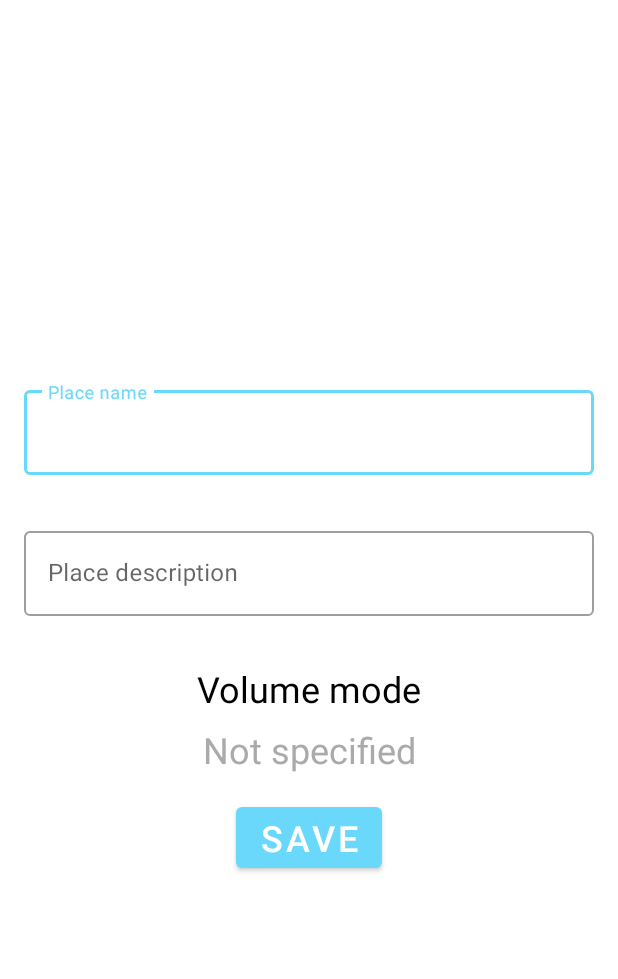
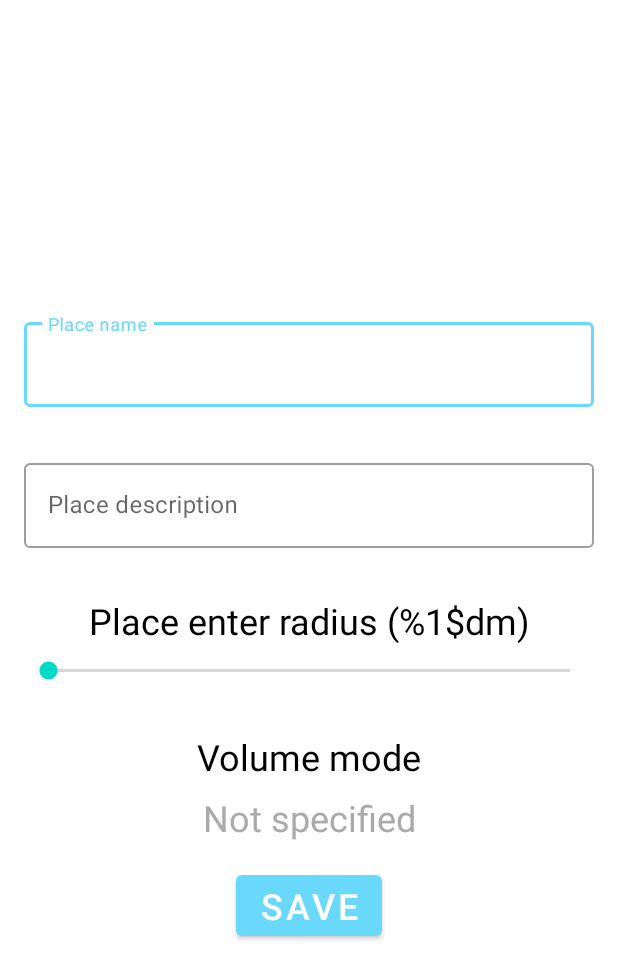
Before and after one commit to EgorSigolaev/MuteMe, an Android app: the layout fragment_place_settings.xml on its own in the app's theme, with its tools: preview values and no code run, on a phone screen of 412 x 824 dp. Shown: the top 979 px of the screen. Run offline under Robolectric (Android 15) with nearby library versions, the phone set to English and light mode, and no system bars.

Commit message:
Add place screens finished :)

```diff
--- a/app/src/main/java/com/egorsigolaev/muteme/presentation/screens/placesettings/models/PlaceSettingsViewEvent.kt
+++ b/app/src/main/java/com/egorsigolaev/muteme/presentation/screens/placesettings/models/PlaceSettingsViewEvent.kt
@@ -1,7 +1,9 @@
 package com.egorsigolaev.muteme.presentation.screens.placesettings.models
 
+import com.egorsigolaev.muteme.data.models.Place
 import com.egorsigolaev.muteme.domain.models.VolumeMode
 
 sealed class PlaceSettingsViewEvent {
     data class SelectVolumeMode(val volumeMode: VolumeMode): PlaceSettingsViewEvent()
+    data class SavePlace(val place: Place): PlaceSettingsViewEvent()
 }
--- a/app/src/main/java/com/egorsigolaev/muteme/presentation/screens/placesettings/models/PlaceSettingsViewState.kt
+++ b/app/src/main/java/com/egorsigolaev/muteme/presentation/screens/placesettings/models/PlaceSettingsViewState.kt
@@ -11,4 +11,6 @@ data class PlaceSettingsViewState(
 sealed class PlaceSettingsLoadingState {
     object VolumeModeSelected: PlaceSettingsLoadingState()
     object VolumeModeNotSelected: PlaceSettingsLoadingState()
+    object PlaceSavingStarted: PlaceSettingsLoadingState()
+    object PlaceSavingFinished: PlaceSettingsLoadingState()
 }
--- a/app/src/main/res/layout/fragment_place_settings.xml
+++ b/app/src/main/res/layout/fragment_place_settings.xml
@@ -38,10 +38,31 @@
     </com.google.android.material.textfield.TextInputLayout>
 
     <TextView
+        android:id="@+id/textViewPlaceEnterRadius"
         android:gravity="center"
         android:layout_width="match_parent"
         android:layout_height="wrap_content"
         android:layout_marginTop="16dp"
+        android:layout_marginStart="16dp"
+        android:layout_marginEnd="16dp"
+        android:textColor="@android:color/black"
+        android:text="@string/place_enter_radius"
+        android:textSize="24sp"/>
+
+    <SeekBar
+        android:max="950"
+        android:layout_marginTop="8dp"
+        android:id="@+id/sliderEnterRadius"
+        android:layout_marginStart="16dp"
+        android:layout_marginEnd="16dp"
+        android:layout_width="match_parent"
+        android:layout_height="wrap_content"/>
+
+    <TextView
+        android:gravity="center"
+        android:layout_width="match_parent"
+        android:layout_height="wrap_content"
+        android:layout_marginTop="32dp"
         android:layout_marginStart="16dp"
         android:layout_marginEnd="16dp"
         android:textColor="@android:color/black"
--- a/app/src/main/res/values/strings.xml
+++ b/app/src/main/res/values/strings.xml
@@ -25,6 +25,7 @@
     <string name="vibration">Vibration</string>
     <string name="silent">Silent</string>
     <string name="not_specified">Not specified</string>
+    <string name="place_enter_radius">Place enter radius (%1$dm)</string>
 
     //Location Service
     <string name="foreground_notification_description">Updating location…</string>
```
Also changed, not shown: app/src/main/java/com/egorsigolaev/muteme/data/models/Place.kt (+6 -2 lines), app/src/main/java/com/egorsigolaev/muteme/presentation/screens/addplace/AddPlaceFragment.kt (+8 -2 lines), app/src/main/java/com/egorsigolaev/muteme/presentation/screens/placesettings/PlaceSettingsFragment.kt (+32 -1 lines), app/src/main/java/com/egorsigolaev/muteme/presentation/screens/placesettings/PlaceSettingsViewModel.kt (+54 -2 lines), app/src/main/res/navigation/nav_graph.xml (+6 -2 lines).
